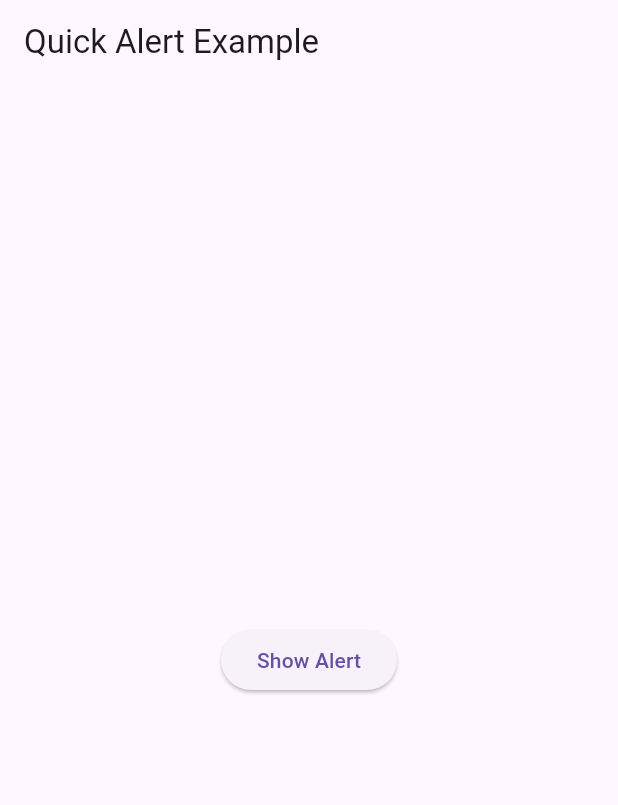
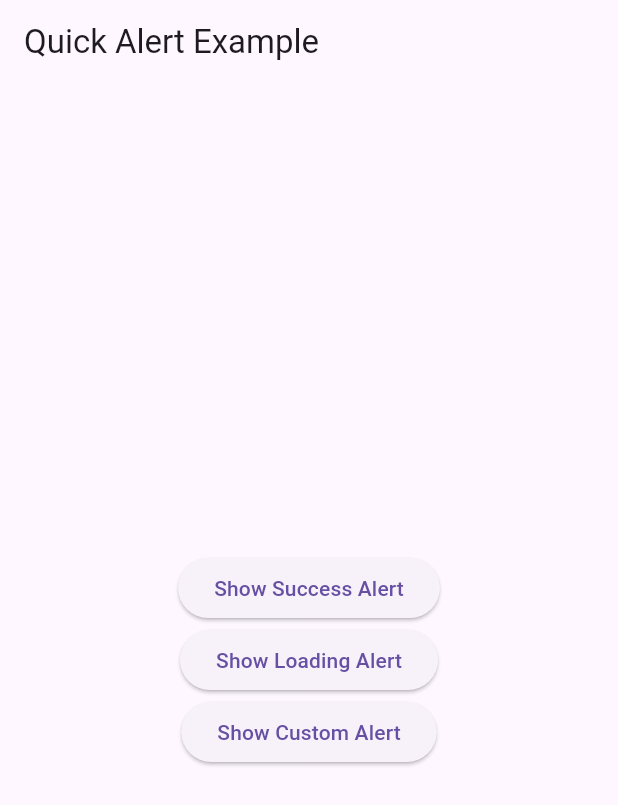
Before and after one commit to mageshyt/widgets-wizards, a Flutter app: the screen it shows after launch, on a phone screen of 412 x 824 dp. Shown: the top 805 px of the screen. Run offline on Flutter 3.47's test engine with Material 3 defaults, Android fonts, the phone set to English and light mode, and no system bars; our stand-ins replace quickalert.

```diff
--- a/lib/main.dart
+++ b/lib/main.dart
@@ -20,16 +20,49 @@ class HomeScreen extends StatelessWidget {
     return Scaffold(
       appBar: AppBar(title: Text('Quick Alert Example')),
       body: Center(
-        child: ElevatedButton(
+        child: Column(
+          mainAxisAlignment: MainAxisAlignment.center,
+          children: [
+            ElevatedButton(
               onPressed: () {
                 CustomAlertDialog.showCustomAlert(
                   context: context,
-              alertType: AlertType.info,
+                  alertType: AlertType.success,
                   title: 'Success',
                   text: 'Transaction Completed Successfully!',
                 );
               },
-          child: Text('Show Alert'),
+              child: Text('Show Success Alert'),
+            ),
+            ElevatedButton(
+              onPressed: () {
+                CustomAlertDialog.showCustomAlert(
+                  context: context,
+                  alertType: AlertType.loading,
+                  title: 'Loading',
+                  text: 'Fetching your data',
+                );
+              },
+              child: Text('Show Loading Alert'),
+            ),
+            ElevatedButton(
+              onPressed: () {
+                CustomAlertDialog.showCustomAlert(
+                  context: context,
+                  alertType: AlertType.custom,
+                  title: 'Custom Alert',
+                  text: 'This is a custom alert with a widget',
+                  customAsset: 'lib/images/sasi.jpg',
+                  customWidget: TextFormField(
+                    decoration: InputDecoration(
+                      hintText: 'Enter something',
+                    ),
+                  ),
+                );
+              },
+              child: Text('Show Custom Alert'),
+            ),
+          ],
         ),
       ),
     );
--- a/lib/widgets/alertdialog/alertdialog.dart
+++ b/lib/widgets/alertdialog/alertdialog.dart
@@ -1,8 +1,9 @@
 import 'package:flutter/material.dart';
 import 'package:quickalert/models/quickalert_type.dart';
 import 'package:quickalert/quickalert.dart';
+import 'package:widgets_wigets/common/colors.dart';
 
-enum AlertType { error, info, warning, success, confirmation }
+enum AlertType { error, info, warning, success, confirmation, loading, custom }
 
 class CustomAlertDialog {
   static void showCustomAlert({
@@ -10,6 +11,11 @@ class CustomAlertDialog {
     required AlertType alertType,
     String? title,
     String? text,
+    String? confirmBtnText,
+    String? cancelBtnText,
+    Color? confirmBtnColor,
+    String? customAsset,
+    Widget? customWidget,
   }) {
     QuickAlertType type;
     String alertTitle = title ?? '';
@@ -35,6 +41,14 @@ class CustomAlertDialog {
         type = QuickAlertType.confirm;
         alertTitle = title ?? 'Confirmation';
         break;
+      case AlertType.loading:
+        type = QuickAlertType.loading;
+        alertTitle = title ?? 'Loading';
+        break;
+      case AlertType.custom:
+        type = QuickAlertType.custom;
+        alertTitle = title ?? 'Custom';
+        break;
       default:
         type = QuickAlertType.error;
         alertTitle = title ?? 'Error';
@@ -43,8 +57,13 @@ class CustomAlertDialog {
     QuickAlert.show(
       context: context,
       type: type,
-      title: alertTitle,
+      title: alertTitle.isNotEmpty ? alertTitle : null,
       text: text,
+      confirmBtnText: confirmBtnText ?? "Ok",
+      cancelBtnText: cancelBtnText ?? "Cancel",
+      confirmBtnColor: confirmBtnColor ?? ThemeColors.primary,
+      customAsset: customAsset,
+      widget: customWidget,
       onConfirmBtnTap: () {
         Navigator.of(context).pop(); // Close the alert
       },
```
Lines whose indentation alone changed are shown as unchanged.
